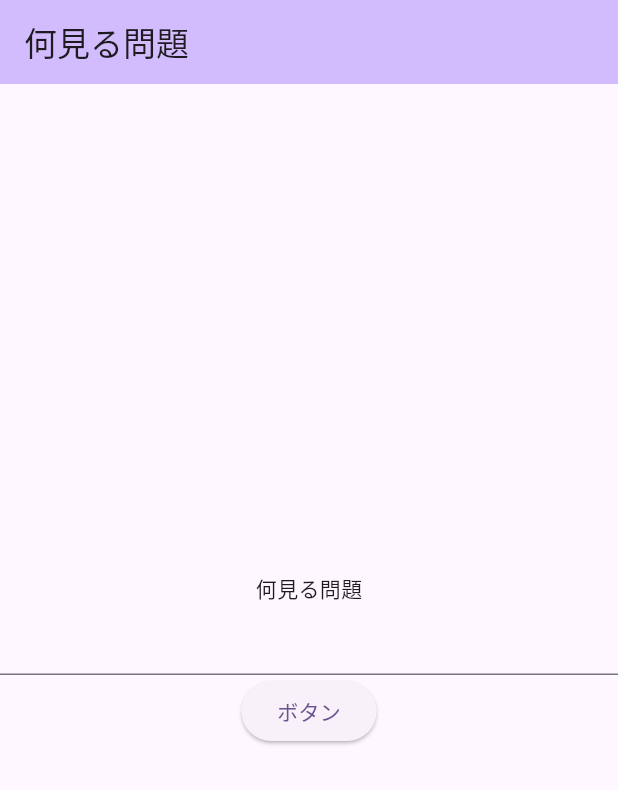
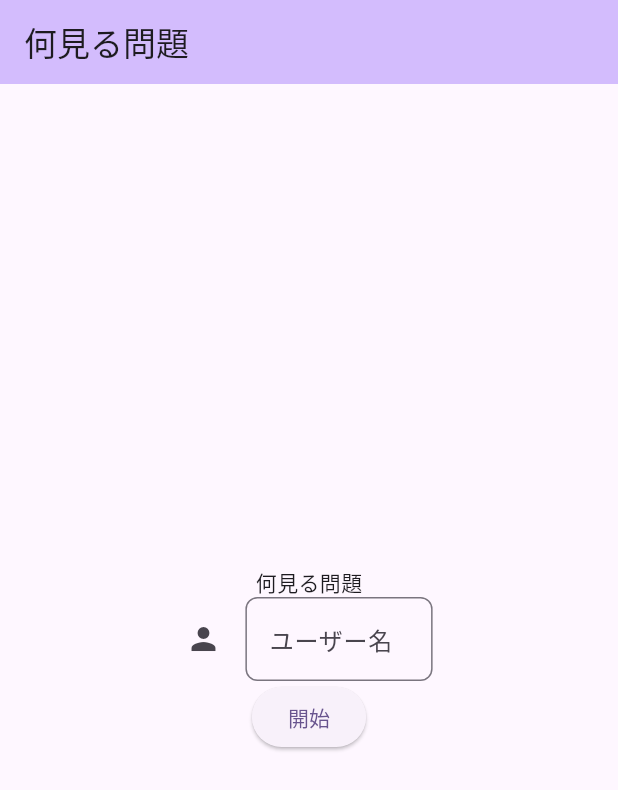
Before and after one commit to GODkamiya/animeR, a Flutter app: the screen it shows after launch, on a phone screen of 412 x 824 dp. Shown: the top 790 px of the screen. Run offline on Flutter 3.47's test engine with Material 3 defaults, Android fonts, the phone set to English and light mode, and no system bars; our stand-ins replace cloud_firestore, firebase_core; accounts and stored records are empty; statements that could not run were skipped.

Commit message:
デザインをこじゃれた感じにした

```diff
--- a/animer/lib/main.dart
+++ b/animer/lib/main.dart
@@ -41,6 +41,8 @@
 class _MyHomePageState extends State<MyHomePage> {
   TextEditingController _controller = TextEditingController();
 
+  var _formKey = GlobalKey<FormState>();
+
   bool isWaiting = false;
   @override
   Widget build(BuildContext context) {
@@ -56,11 +58,36 @@
             const Text(
               '何見る問題',
             ),
-            TextField(
-              controller: _controller,
+            SizedBox(
+              width: MediaQuery.of(context).size.width * 0.4,
+              child: Form(
+                key: _formKey,
+                child: TextFormField(
+                  controller: _controller,
+                  decoration: InputDecoration(
+                    icon: Icon(Icons.person),
+                    labelText: 'ユーザー名',
+                    hintText: 'Enter your username',
+                    border: OutlineInputBorder(
+                      borderRadius: BorderRadius.all(Radius.circular(8.0)),
+                    ),
+                    focusedBorder: OutlineInputBorder(
+                      borderSide: BorderSide(color: Colors.blue, width: 2.0),
+                      borderRadius: BorderRadius.circular(8.0),
+                    ),
+                  ),
+                  validator: (value) {
+                    if (value == null || value.isEmpty) {
+                      return 'ユーザー名を入力してください';
+                    }
+                    return null;
+                  },
+                ),
+              ),
             ),
             ElevatedButton(
               onPressed: () async {
+                if (!_formKey.currentState!.validate()) return;
                 if (isWaiting) return;
                 isWaiting = true;
                 String docName = "";
@@ -84,12 +111,13 @@
                   MaterialPageRoute(builder: (context) {
                     return RoomPage(
                       roomName: docName,
+                      userName: _controller.text,
                     );
                   }),
                 );
               },
               child: Text(
-                "ボタン",
+                "開始",
               ),
             ),
           ],
```
Also changed, not shown: animer/lib/room.dart (+48 -17 lines), animer/firebase.json, 2 other files.
